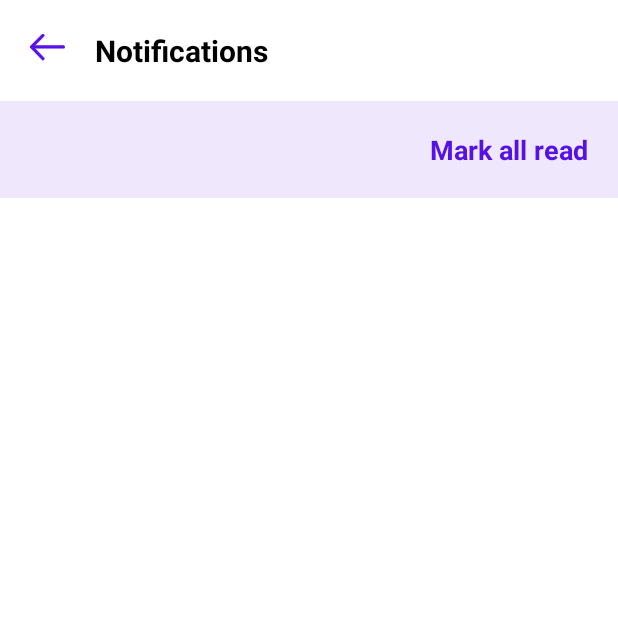
After one commit to khang1010/work-management, an Android app: the NotificationActivity screen opened directly, with no data from a screen before it, on a phone screen of 412 x 824 dp, the top half of it. The commit adds this screen. Run offline under Robolectric (Android 15) with nearby library versions, the phone set to English and light mode, and no system bars.

Commit message:
update notifications

```diff
--- a/app/src/main/AndroidManifest.xml
+++ b/app/src/main/AndroidManifest.xml
@@ -14,9 +14,12 @@
         android:icon="@mipmap/ic_logo3x"
         android:label="@string/app_name"
         android:supportsRtl="true"
+        android:theme="@style/Theme.WorkManagement"
         android:usesCleartextTraffic="true"
-        android:theme="@style/Theme.WorkManagement"
         tools:targetApi="31">
+        <activity
+            android:name=".activities.NotificationActivity"
+            android:exported="false" />
         <activity
             android:name=".activities.HomeActivity"
             android:exported="false" />
--- a/app/src/main/java/com/example/workmanagement/activities/HomeActivity.java
+++ b/app/src/main/java/com/example/workmanagement/activities/HomeActivity.java
@@ -194,12 +194,16 @@ public class HomeActivity extends AppCompatActivity {
         binding.bottomNavigation.show(2, true);
         binding.navigationView.getHeaderView(0).findViewById(R.id.btnAddNewBoard)
                 .setOnClickListener(v -> showCreateBoardDialog());
+        binding.imgNotifications.setOnClickListener(v -> startActivity(new Intent(this, NotificationActivity.class)));
     }
 
     private void initSocketConnection(String token) {
         stompClient = Stomp.over(Stomp.ConnectionProvider.OKHTTP, SystemConstant.BASE_URL + "ws/websocket");
         stompClient.connect();
-        stompClient.topic("/notification/" + userViewModel.getId().getValue()).subscribe(message -> runOnUiThread(() -> Toast.makeText(this, message.getPayload(), Toast.LENGTH_SHORT).show()));
+        stompClient.topic("/notification/" + userViewModel.getId().getValue())
+                .subscribe(message ->
+                        runOnUiThread(() -> Toast.makeText(this, message.getPayload(), Toast.LENGTH_SHORT).show())
+                );
     }
 
     private void showCreateBoardDialog() {
--- /dev/null
+++ b/app/src/main/java/com/example/workmanagement/activities/NotificationActivity.java
@@ -0,0 +1,22 @@
+package com.example.workmanagement.activities;
+
+import androidx.appcompat.app.AppCompatActivity;
+
+import android.content.Intent;
+import android.os.Bundle;
+
+import com.example.workmanagement.R;
+import com.example.workmanagement.databinding.ActivityNotificationBinding;
+
+public class NotificationActivity extends AppCompatActivity {
+
+    private ActivityNotificationBinding binding;
+
+    @Override
+    protected void onCreate(Bundle savedInstanceState) {
+        super.onCreate(savedInstanceState);
+        binding = ActivityNotificationBinding.inflate(getLayoutInflater());
+        setContentView(binding.getRoot());
+        binding.imgNotificationsBackToHome.setOnClickListener(v -> startActivity(new Intent(this, HomeActivity.class)));
+    }
+}
--- /dev/null
+++ b/app/src/main/res/drawable/btn_back.xml
@@ -0,0 +1,20 @@
+<vector xmlns:android="http://schemas.android.com/apk/res/android"
+    android:width="22dp"
+    android:height="17dp"
+    android:viewportWidth="22"
+    android:viewportHeight="17">
+  <path
+      android:pathData="M8.141,1L1,8.141L8.141,15.282"
+      android:strokeLineJoin="round"
+      android:strokeWidth="2"
+      android:fillColor="#00000000"
+      android:strokeColor="#5612E5"
+      android:strokeLineCap="round"/>
+  <path
+      android:pathData="M21,8.141H1.2"
+      android:strokeLineJoin="round"
+      android:strokeWidth="2"
+      android:fillColor="#00000000"
+      android:strokeColor="#5612E5"
+      android:strokeLineCap="round"/>
+</vector>
--- /dev/null
+++ b/app/src/main/res/layout/activity_notification.xml
@@ -0,0 +1,67 @@
+<?xml version="1.0" encoding="utf-8"?>
+<androidx.constraintlayout.widget.ConstraintLayout xmlns:android="http://schemas.android.com/apk/res/android"
+    xmlns:app="http://schemas.android.com/apk/res-auto"
+    xmlns:tools="http://schemas.android.com/tools"
+    android:layout_width="match_parent"
+    android:layout_height="match_parent"
+    tools:context=".activities.NotificationActivity">
+
+    <LinearLayout
+        android:id="@+id/linearLayout"
+        android:layout_width="match_parent"
+        android:layout_height="wrap_content"
+        android:orientation="horizontal"
+        android:padding="20dp"
+        app:layout_constraintEnd_toEndOf="parent"
+        app:layout_constraintStart_toStartOf="parent"
+        app:layout_constraintTop_toTopOf="parent">
+
+        <ImageView
+            android:id="@+id/imgNotificationsBackToHome"
+            android:layout_width="23dp"
+            android:layout_height="23dp"
+            android:src="@drawable/btn_back" />
+
+        <TextView
+            android:layout_width="wrap_content"
+            android:layout_height="wrap_content"
+            android:layout_marginLeft="20dp"
+            android:text="Notifications"
+            android:textColor="@color/black"
+            android:textStyle="bold"
+            android:textSize="20dp" />
+
+    </LinearLayout>
+
+    <RelativeLayout
+        android:id="@+id/relativeLayout"
+        android:layout_width="match_parent"
+        android:layout_height="wrap_content"
+        android:background="@color/primary_5"
+        android:padding="20dp"
+        app:layout_constraintEnd_toEndOf="parent"
+        app:layout_constraintStart_toStartOf="parent"
+        app:layout_constraintTop_toBottomOf="@+id/linearLayout">
+
+        <TextView
+            android:layout_width="wrap_content"
+            android:layout_height="wrap_content"
+            android:layout_alignParentEnd="true"
+            android:text="Mark all read"
+            android:textColor="@color/primary_0"
+            android:textSize="18dp"
+            android:textStyle="bold" />
+
+    </RelativeLayout>
+
+    <androidx.recyclerview.widget.RecyclerView
+        android:id="@+id/notificationsRecView"
+        android:layout_width="match_parent"
+        android:layout_height="wrap_content"
+        app:layout_constraintEnd_toEndOf="parent"
+        app:layout_constraintStart_toStartOf="parent"
+        app:layout_constraintTop_toBottomOf="@+id/relativeLayout">
+
+    </androidx.recyclerview.widget.RecyclerView>
+
+</androidx.constraintlayout.widget.ConstraintLayout>
--- a/app/src/main/res/values/colors.xml
+++ b/app/src/main/res/values/colors.xml
@@ -10,6 +10,8 @@
     <color name="main_01">#4D17C0</color>
     <color name="main_02">#5612E5</color>
     <color name="primary_0">#5612E5</color>
+    <color name="primary_1">#7741EA</color>
+    <color name="primary_3">#BBA0F5 </color>
     <color name="primary_4">#DDD0FA</color>
     <color name="primary_5">#EFE8FD</color>
     <color name="primary_2">#9971EF</color>
```
Also changed, not shown: app/src/main/java/com/example/workmanagement/adapter/NotificationRecViewAdapter.java (added, +58 -0 lines), app/src/main/java/com/example/workmanagement/utils/dto/NotificationDTO.java (added, +94 -0 lines), app/src/main/java/com/example/workmanagement/utils/services/NotificationService.java (added, +14 -0 lines), app/src/main/java/com/example/workmanagement/utils/services/impl/NotificationServiceImpl.java (added, +38 -0 lines), app/src/main/java/com/example/workmanagement/viewmodels/NotificationViewModel.java (added, +21 -0 lines), app/src/main/res/drawable/accept_invitation_btn_border.xml (added, +13 -0 lines), app/src/main/res/drawable/reject_invitation_btn_border.xml (added, +11 -0 lines), app/src/main/res/layout/notification_item.xml (added, +134 -0 lines).
